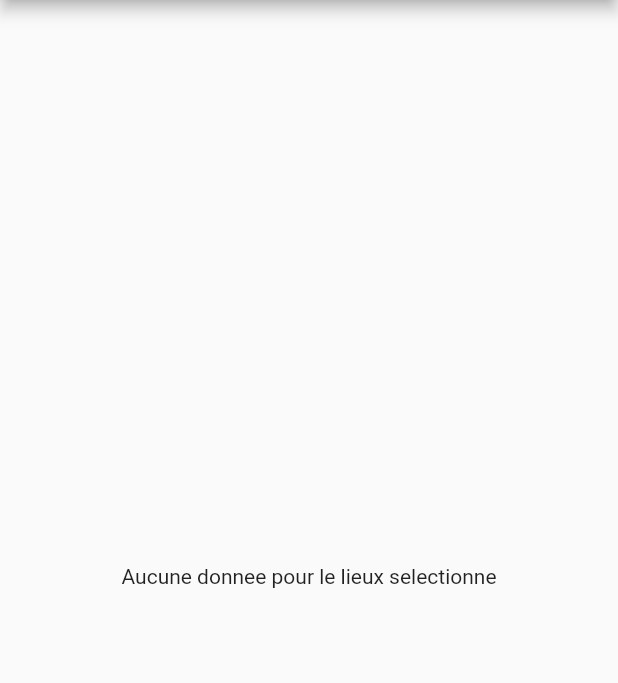
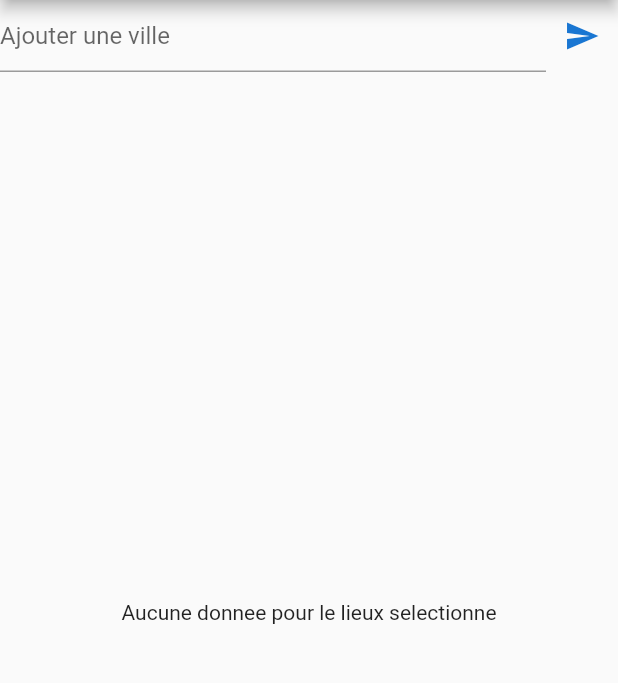
Before and after one commit to Hansadonis/meteoApp, a Flutter app: the screen it shows after launch, on a phone screen of 412 x 824 dp, the part 84-767 px from its top. Run offline on Flutter 3.47's test engine with Material 2 defaults, Android fonts, the phone set to English and light mode, and no system bars; our stand-ins replace geocoding, location.

Commit message:
ajout du TextField

```diff
--- a/lib/views/add_city_view.dart
+++ b/lib/views/add_city_view.dart
@@ -0,0 +1,24 @@
+import 'package:flutter/material.dart';
+
+class AddCityView extends StatelessWidget {
+  TextEditingController controller = TextEditingController();
+  Function(String) onAddCity;
+
+  AddCityView({required this.onAddCity});
+
+  @override
+  Widget build(BuildContext context) {
+    return Row(
+      children: [
+        Expanded(
+            child: TextField(
+              controller: controller,
+              decoration: const InputDecoration(hintText: "Ajouter une ville"),
+        )),
+        IconButton(
+            onPressed: (() => onAddCity(controller.text)),
+            icon: Icon(Icons.send, color: Theme.of(context).primaryColorDark,))
+      ],
+    );
+  }
+}
--- a/lib/views/home_view.dart
+++ b/lib/views/home_view.dart
@@ -4,6 +4,7 @@ import 'package:ma_meteo/model/api_response.dart';
 import 'package:ma_meteo/model/geo_position.dart';
 import 'package:ma_meteo/services/api_services.dart';
 import 'package:ma_meteo/services/location_service.dart';
+import 'package:ma_meteo/views/add_city_view.dart';
 import 'package:ma_meteo/views/forecast_view.dart';
 import 'package:ma_meteo/views/my_drawe.dart';
 import 'package:ma_meteo/views/no_data_view.dart';
@@ -33,7 +34,16 @@ class _HomeviewState extends State<Homeview> {
         title: Text(userPosition?.city ?? "Ma meteo"),
       ),
       drawer: MyDrawer(myPosition: userPosition, cities: [], onTap: onTap),
-      body: (apiResponse == null) ? NoDataView() : ForecastView(response: apiResponse!),
+      body: Column(
+        children: [
+          AddCityView(onAddCity: onAddCity),
+          Expanded(
+              child: (apiResponse == null) ? NoDataView() : ForecastView(response: apiResponse!),
+          )
+        ],
+      )
+
+
     );
   }
 
@@ -55,4 +65,7 @@ class _HomeviewState extends State<Homeview> {
     Navigator.of(context).pop();
   }
 
+  onAddCity(String){
+
+  }
 }
```
